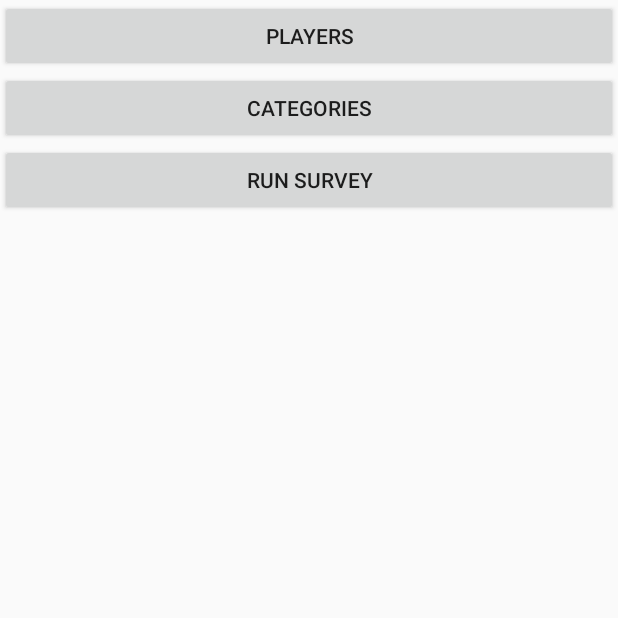
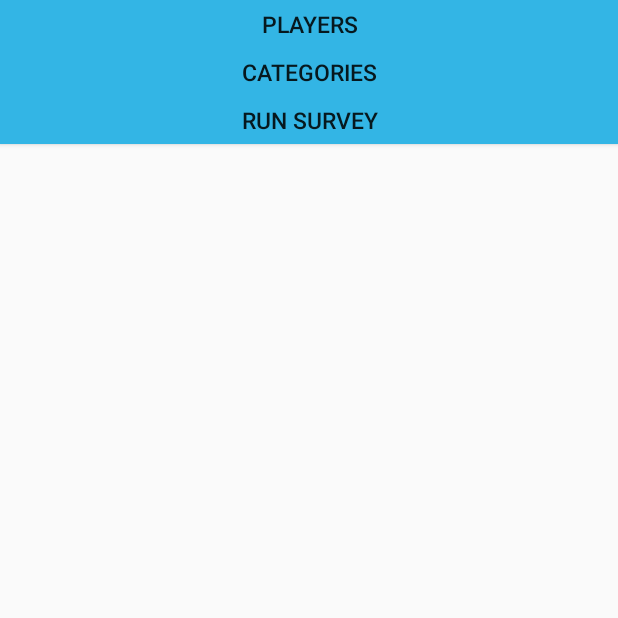
Before and after one commit to maxjaglak/dnd-exp-splitter, an Android app: the screen it shows after launch (MainActivity), on a phone screen of 412 x 824 dp, the top half of it. Run offline under Robolectric (Android 15) with nearby library versions, the phone set to English and light mode, and no system bars; our stand-ins replace ButterKnife, Dagger/Hilt's generated code; libraries missing offline, so code that uses them is left out: com.j256.ormlite, de.greenrobot.event; 4 statements that could not run were skipped.

Commit message:
adding some styles

```diff
--- /dev/null
+++ b/app/src/main/res/drawable/button_selector.xml
@@ -0,0 +1,7 @@
+<?xml version="1.0" encoding="utf-8"?>
+<selector xmlns:android="http://schemas.android.com/apk/res/android">
+
+    <item android:drawable="@color/button.pressed" android:state_pressed="true"/>
+    <item android:drawable="@color/button.normal"/>
+
+</selector>
--- a/app/src/main/res/values/colors.xml
+++ b/app/src/main/res/values/colors.xml
@@ -2,5 +2,16 @@
 <resources>
     <color name="colorPrimary">#3F51B5</color>
     <color name="colorPrimaryDark">#303F9F</color>
-    <color name="colorAccent">#FF4081</color>
+    <color name="colorAccent">@color/button.normal</color>
+
+    <color name="text.color">@android:color/black</color>
+
+    <color name="background.container">#cccccc</color>
+    <color name="background.card">@android:color/white</color>
+    <color name="background.container.selected">@android:color/holo_orange_dark</color>
+
+    <color name="button.normal">@android:color/holo_blue_light</color>
+    <color name="button.pressed">@android:color/holo_blue_dark</color>
+
+
 </resources>
--- a/app/src/main/res/values/dimens.xml
+++ b/app/src/main/res/values/dimens.xml
@@ -5,5 +5,19 @@
     <dimen name="card.elevation.default">2dp</dimen>
     <dimen name="margin.dialog">100dp</dimen>
 
+    <dimen name="margin">10dp</dimen>
+    <dimen name="margin.small">5dp</dimen>
+    <dimen name="margin.big">15dp</dimen>
+    <dimen name="margin.big.double">30dp</dimen>
+
+    <dimen name="text.size">15sp</dimen>
+    <dimen name="text.size.title">20sp</dimen>
+    <dimen name="text.size.hint">12sp</dimen>
+
+    <dimen name="text.minHeight">15dp</dimen>
+
+    <dimen name="button.minHeight">32dp</dimen>
+
+
 
 </resources>
--- a/app/src/main/res/values/styles.xml
+++ b/app/src/main/res/values/styles.xml
@@ -6,6 +6,38 @@
         <item name="colorPrimary">@color/colorPrimary</item>
         <item name="colorPrimaryDark">@color/colorPrimaryDark</item>
         <item name="colorAccent">@color/colorAccent</item>
+        <item name="android:textViewStyle">@style/text</item>
+        <item name="android:buttonStyle">@style/button</item>
     </style>
 
+    <style name="container">
+        <item name="android:background">@color/background.container</item>
+        <item name="android:padding">@dimen/margin</item>
+    </style>
+
+    <style name="text">
+        <item name="android:padding">@dimen/margin.small</item>
+        <item name="android:gravity">left|center_vertical</item>
+        <item name="android:textSize">@dimen/text.size</item>
+        <item name="android:textColor">@color/text.color</item>
+        <item name="android:minHeight">@dimen/text.minHeight</item>
+    </style>
+
+    <style name="text.title" parent="text">
+        <item name="android:textSize">@dimen/text.size.title</item>
+    </style>
+
+    <style name="text.hint" parent="text">
+        <item name="android:textSize">@dimen/text.size.hint</item>
+    </style>
+
+    <style name="button" parent="Widget.AppCompat.Button">
+        <item name="android:background">@drawable/button_selector</item>
+        <item name="android:padding">@dimen/margin.small</item>
+        <item name="android:textSize">@dimen/text.size</item>
+        <item name="android:gravity">center</item>
+        <item name="android:minHeight">@dimen/button.minHeight</item>
+    </style>
+
+
 </resources>
```
